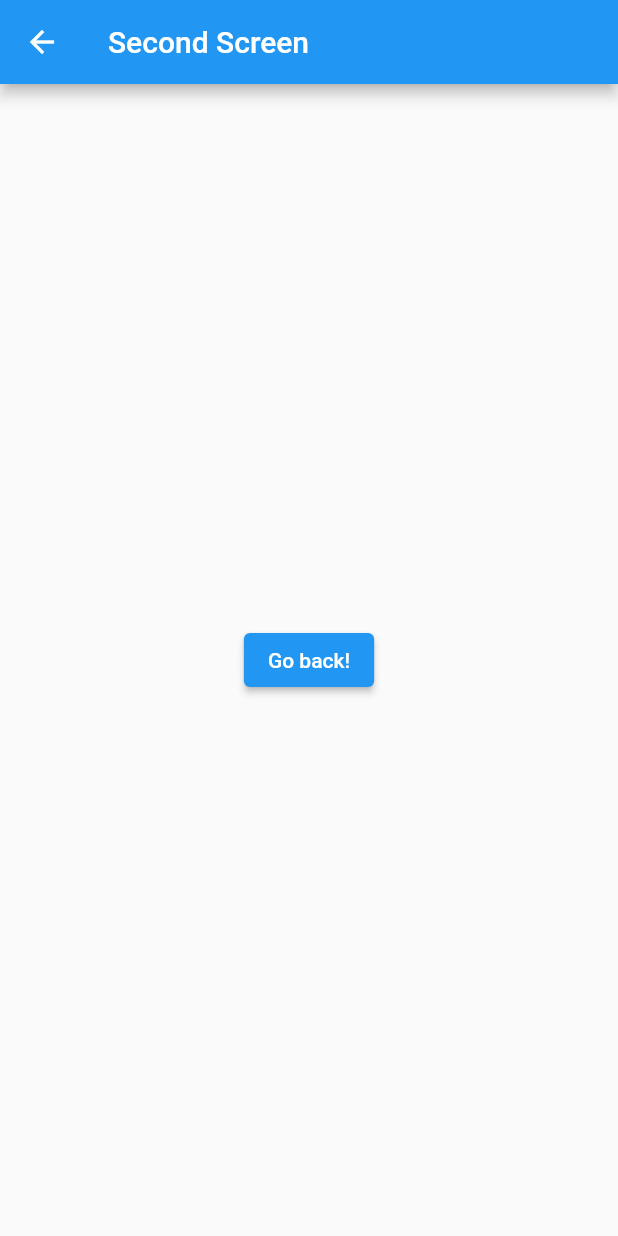
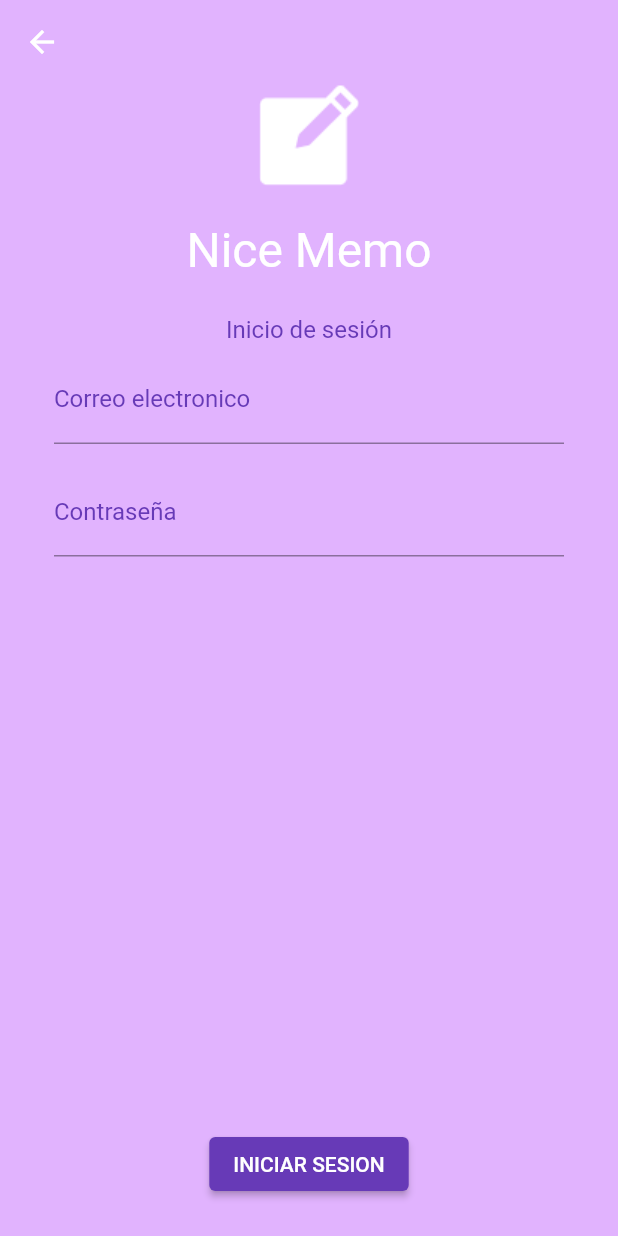
Before and after one commit to kioshiokamoto/flutter-nice-memo, a Flutter app: the screen it shows after launch, after a tap on "INICIAR SESIÓN", on a phone screen of 412 x 824 dp. Run offline on Flutter 3.47's test engine with Material 2 defaults, Android fonts, the phone set to English and light mode, and no system bars.

Commit message:
feat: add signin page

```diff
--- a/lib/main.dart
+++ b/lib/main.dart
@@ -1,20 +1,19 @@
 import 'package:flutter/material.dart';
 
 import 'package:nice_memo/src/widgets/SecondScreen.dart';
-import 'package:nice_memo/src/widgets/FirstScreen.dart';
+import 'package:nice_memo/src/widgets/LoginScreen.dart';
+import 'package:nice_memo/src/widgets/AuthScreen.dart';
 
 void main() {
   runApp(
     MaterialApp(
       title: 'Named Routes Demo',
-      // Start the app with the "/" named route. In this case, the app starts
-      // on the FirstScreen widget.
       initialRoute: '/',
       routes: {
         // When navigating to the "/" route, build the FirstScreen widget.
-        '/': (context) => const FirstScreen(),
+        '/': (context) => const AuthScreen(),
         // When navigating to the "/second" route, build the SecondScreen widget.
-        '/login': (context) => const SecondScreen(),
+        '/login': (context) => const LoginScreen(),
         '/register': (context) => const SecondScreen(),
       },
     ),
--- a/lib/src/widgets/FirstScreen.dart
+++ b/lib/src/widgets/AuthScreen.dart
@@ -1,7 +1,8 @@
+// Kioshi Okamoto Rojas
 import 'package:flutter/material.dart';
 
-class FirstScreen extends StatelessWidget {
-  const FirstScreen({super.key});
+class AuthScreen extends StatelessWidget {
+  const AuthScreen({super.key});
 
   @override
   Widget build(BuildContext context) {
@@ -26,7 +27,7 @@ class FirstScreen extends StatelessWidget {
               "Tu app de notas siempre disponible",
             ),
             ElevatedButton(
-              // Within the `FirstScreen` widget
+              // Within the `AuthScreen` widget
               onPressed: () {
                 // Navigate to the second screen using a named route.
                 Navigator.pushNamed(context, '/login');
@@ -39,7 +40,7 @@ class FirstScreen extends StatelessWidget {
               ),
             ),
             ElevatedButton(
-              // Within the `FirstScreen` widget
+              // Within the `AuthScreen` widget
               onPressed: () {
                 // Navigate to the second screen using a named route.
                 Navigator.pushNamed(context, '/register');
--- /dev/null
+++ b/lib/src/widgets/LoginScreen.dart
@@ -0,0 +1,97 @@
+// Francis Mori Bautista
+import 'package:flutter/material.dart';
+
+class LoginScreen extends StatelessWidget {
+  const LoginScreen({super.key});
+
+  @override
+  Widget build(BuildContext context) {
+    return Scaffold(
+      backgroundColor: const Color(0xFFE1B3FE),
+      appBar: AppBar(
+        backgroundColor: const Color(0xFFE1B3FE),
+        elevation: 0,
+      ),
+      body: Center(
+        child: Column(
+          children: [
+            const Image(image: AssetImage('assets/niceMemoLogo.png')),
+            const Padding(
+                padding: EdgeInsets.symmetric(vertical: 12.0, horizontal: 0.0)),
+            const Text(
+              "Nice Memo",
+              style: TextStyle(color: Colors.white, fontSize: 32),
+            ),
+            const Padding(
+                padding: EdgeInsets.symmetric(vertical: 12.0, horizontal: 0.0)),
+            Container(
+              alignment: Alignment.centerLeft,
+              padding:
+                  const EdgeInsets.symmetric(vertical: 0, horizontal: 32.0),
+              child: Column(
+                children: [
+                  const Text(
+                    "Inicio de sesión",
+                    style: TextStyle(color: Colors.deepPurple, fontSize: 16),
+                  ),
+                  Padding(
+                    padding:
+                        const EdgeInsets.symmetric(horizontal: 4, vertical: 8),
+                    child: TextFormField(
+                      decoration: InputDecoration(
+                          labelStyle: const TextStyle(color: Colors.deepPurple),
+                          border: const UnderlineInputBorder(),
+                          focusedBorder: OutlineInputBorder(
+                            borderSide: const BorderSide(
+                                color: Colors.deepPurple, width: 1.0),
+                            borderRadius: BorderRadius.circular(10.0),
+                          ),
+                          fillColor: Colors.grey,
+                          labelText: 'Correo electronico',
+                          hintText: 'Ingresa tu correo'),
+                    ),
+                  ),
+                  Padding(
+                    padding:
+                        const EdgeInsets.symmetric(horizontal: 4, vertical: 8),
+                    child: TextFormField(
+                      obscureText: true,
+                      decoration: InputDecoration(
+                          labelStyle: const TextStyle(color: Colors.deepPurple),
+                          border: const UnderlineInputBorder(),
+                          focusedBorder: OutlineInputBorder(
+                            borderSide: const BorderSide(
+                                color: Colors.deepPurple, width: 1.0),
+                            borderRadius: BorderRadius.circular(10.0),
+                          ),
+                          fillColor: Colors.grey,
+                          labelText: 'Contraseña',
+                          hintText: 'Ingresa tu contraseña'),
+                    ),
+                  ),
+                ],
+              ),
+            ),
+            Expanded(
+                child: Align(
+              alignment: Alignment.bottomCenter,
+              child: ElevatedButton(
+                  // Within the LoginScreen widget
+                  onPressed: () {
+                    // Navigate back to the first screen by popping the current route
+                    // off the stack.
+                    Navigator.pop(context);
+                  },
+                  style: ButtonStyle(
+                      backgroundColor:
+                          MaterialStateProperty.all<Color>(Colors.deepPurple)),
+                  child: Text('Iniciar sesion'.toUpperCase())),
+            )),
+            const Padding(
+                padding: EdgeInsets.symmetric(vertical: 12.0, horizontal: 0.0))
+          ],
+        ),
+      ),
+    );
+  }
+}
```
